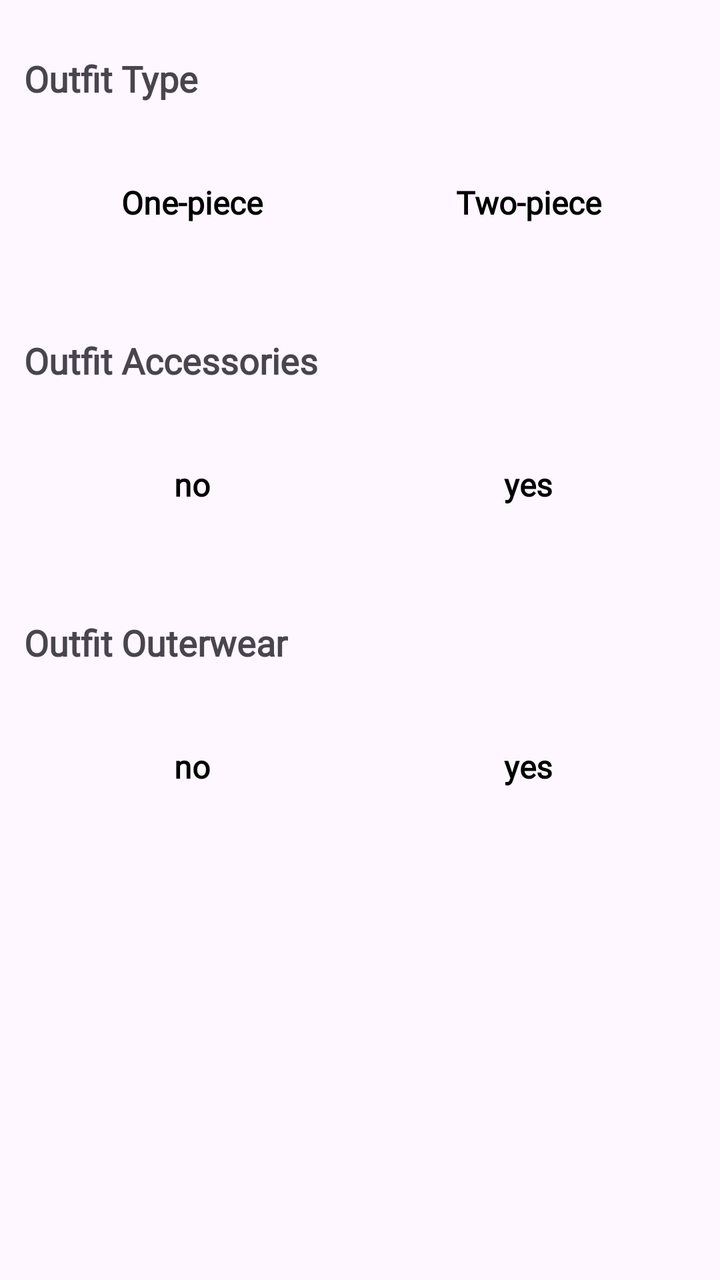
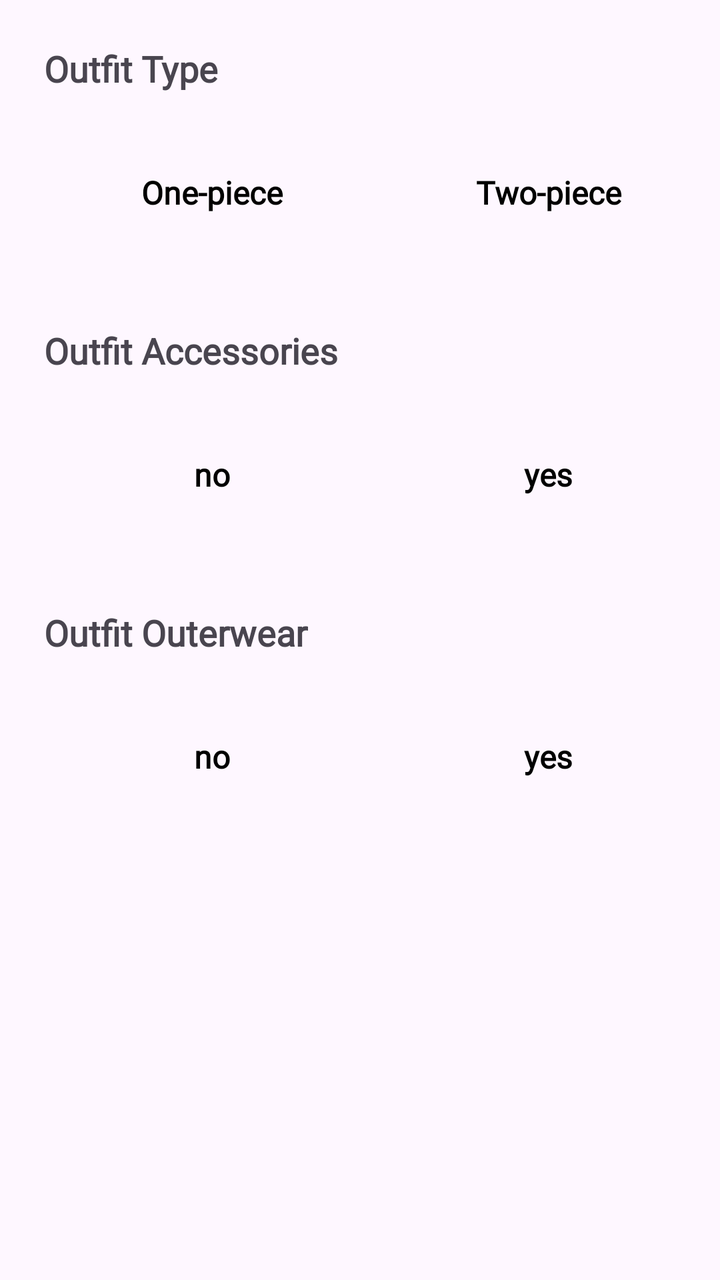

Compare the two renders of this Android layout. The source of the first and the diff that turns it into the second are given below.
<!-- AndroidManifest.xml: application theme Theme.StyleWIZ_vol2 -->
<!-- res/layout/type_selector.xml -->
<LinearLayout xmlns:android="http://schemas.android.com/apk/res/android"
    android:id="@+id/typeContainer"
    android:layout_width="match_parent"
    android:layout_height="match_parent"
    android:orientation="vertical"
    android:layout_margin="20dp"

    android:padding="12dp">

    
    <TextView
        android:layout_width="wrap_content"
        android:layout_height="wrap_content"
        android:text="Outfit Type"
        android:textStyle="bold"
        android:layout_marginTop="15dp"
        android:textSize="18sp"
        android:paddingBottom="8dp"
        android:fontFamily="@font/roboto" />

    <GridLayout
        android:id="@+id/outfitTypeGrid"
        android:layout_width="match_parent"
        android:layout_height="wrap_content"
        android:columnCount="2"
        android:layout_marginTop="15dp"
        android:useDefaultMargins="true"
        android:alignmentMode="alignMargins">

        <TextView
            android:id="@+id/typeOnePiece"
            style="@style/StyleTagText"
            android:layout_height="wrap_content"
            android:tag="one_piece"
            android:text="One-piece"/>

        <TextView
            android:id="@+id/typeTwoPiece"
            style="@style/StyleTagText"
            android:layout_height="wrap_content"
            android:tag="two_piece"
            android:text="Two-piece" />
    </GridLayout>

    
    <TextView
        android:layout_width="wrap_content"
        android:layout_height="wrap_content"
        android:text="Outfit Accessories"
        android:textStyle="bold"
        android:textSize="18sp"
        android:layout_marginTop="40dp"
        android:paddingBottom="8dp"
        android:fontFamily="@font/roboto" />

    <GridLayout
        android:id="@+id/accessoriesGrid"
        android:layout_width="match_parent"
        android:layout_height="wrap_content"
        android:columnCount="3"
        android:layout_marginTop="15dp"
        android:useDefaultMargins="true"
        android:alignmentMode="alignMargins">

        <TextView
            android:id="@+id/accessories0"
            style="@style/StyleTagText"
            android:layout_height="wrap_content"
            android:tag="no"
            android:text="no" />

        <TextView
            android:id="@+id/accessories1"
            style="@style/StyleTagText"
            android:tag="yes"
            android:text="yes" />

    </GridLayout>

    
    <TextView
        android:layout_width="wrap_content"
        android:layout_height="wrap_content"
        android:text="Outfit Outerwear"
        android:textStyle="bold"
        android:textSize="18sp"
        android:layout_marginTop="40dp"
        android:paddingBottom="8dp"
        android:fontFamily="@font/roboto" />

    <GridLayout
        android:id="@+id/outerwearGrid"
        android:layout_width="match_parent"
        android:layout_height="wrap_content"
        android:columnCount="3"
        android:layout_marginTop="15dp"
        android:useDefaultMargins="true"
        android:alignmentMode="alignMargins">

        <TextView
            android:id="@+id/outerwear0"
            style="@style/StyleTagText"
            android:layout_height="wrap_content"
            android:tag="no"
            android:text="no" />

        <TextView
            android:id="@+id/outerwear1"
            style="@style/StyleTagText"
            android:tag="yes"
            android:text="yes" />

    </GridLayout>

</LinearLayout>
<!-- resources referenced by this layout -->
<resources>
  <style name="StyleTagText">
          <item name="android:layout_width">0dp</item>
          <item name="android:layout_height">0dp</item>
          <item name="android:layout_columnWeight">1</item>
          <item name="android:layout_rowWeight">1</item>
          <item name="android:orientation">vertical</item>
          <item name="android:textColor">#000</item>
          <item name="android:textSize">16sp</item>
          <item name="android:textStyle">bold</item>
          <item name="android:fontFamily">@font/roboto</item>
          
          <item name="android:padding">12dp</item>
          <item name="android:gravity">center</item>
      </style>
  <style name="Theme.StyleWIZ_vol2" parent="Base.Theme.StyleWIZ_vol2" />
  <style name="Base.Theme.StyleWIZ_vol2" parent="Theme.Material3.DayNight.NoActionBar">
          
          
      </style>
</resources>

<!-- the commit's change to res/layout/type_selector.xml (unified diff, before → after) -->
@@ -1,115 +1,122 @@
-<LinearLayout xmlns:android="http://schemas.android.com/apk/res/android"
-    android:id="@+id/typeContainer"
+<ScrollView xmlns:android="http://schemas.android.com/apk/res/android"
     android:layout_width="match_parent"
     android:layout_height="match_parent"
-    android:orientation="vertical"
-    android:layout_margin="20dp"
+    android:fillViewport="true"
+    android:overScrollMode="ifContentScrolls"
+    android:scrollbars="none">
 
-    android:padding="12dp">
-
-    
-    <TextView
-        android:layout_width="wrap_content"
-        android:layout_height="wrap_content"
-        android:text="Outfit Type"
-        android:textStyle="bold"
-        android:layout_marginTop="15dp"
-        android:textSize="18sp"
-        android:paddingBottom="8dp"
-        android:fontFamily="@font/roboto" />
-
-    <GridLayout
-        android:id="@+id/outfitTypeGrid"
+    <LinearLayout xmlns:android="http://schemas.android.com/apk/res/android"
+        android:id="@+id/typeContainer"
         android:layout_width="match_parent"
         android:layout_height="wrap_content"
-        android:columnCount="2"
-        android:layout_marginTop="15dp"
-        android:useDefaultMargins="true"
-        android:alignmentMode="alignMargins">
+        android:orientation="vertical"
+        android:layout_margin="10dp"
+        android:padding="12dp">
 
+        
         <TextView
-            android:id="@+id/typeOnePiece"
-            style="@style/StyleTagText"
+            android:layout_width="wrap_content"
             android:layout_height="wrap_content"
-            android:tag="one_piece"
-            android:text="One-piece"/>
+            android:text="Outfit Type"
+            android:textStyle="bold"
+            android:layout_marginTop="0dp"
+            android:textSize="18sp"
+            android:paddingBottom="8dp"
+            android:fontFamily="@font/roboto" />
 
+        <GridLayout
+            android:id="@+id/outfitTypeGrid"
+            android:layout_width="match_parent"
+            android:layout_height="wrap_content"
+            android:columnCount="2"
+            android:layout_marginTop="15dp"
+            android:useDefaultMargins="true"
+            android:alignmentMode="alignMargins">
+
+            <TextView
+                android:id="@+id/typeOnePiece"
+                style="@style/StyleTagText"
+                android:layout_height="wrap_content"
+                android:tag="one_piece"
+                android:text="One-piece"/>
+
+            <TextView
+                android:id="@+id/typeTwoPiece"
+                style="@style/StyleTagText"
+                android:layout_height="wrap_content"
+                android:tag="two_piece"
+                android:text="Two-piece" />
+        </GridLayout>
+
+        
         <TextView
-            android:id="@+id/typeTwoPiece"
-            style="@style/StyleTagText"
+            android:layout_width="wrap_content"
             android:layout_height="wrap_content"
-            android:tag="two_piece"
-            android:text="Two-piece" />
-    </GridLayout>
+            android:text="Outfit Accessories"
+            android:textStyle="bold"
+            android:textSize="18sp"
+            android:layout_marginTop="40dp"
+            android:paddingBottom="8dp"
+            android:fontFamily="@font/roboto" />
 
-    
-    <TextView
-        android:layout_width="wrap_content"
-        android:layout_height="wrap_content"
-        android:text="Outfit Accessories"
-        android:textStyle="bold"
-        android:textSize="18sp"
-        android:layout_marginTop="40dp"
-        android:paddingBottom="8dp"
-        android:fontFamily="@font/roboto" />
+        <GridLayout
+            android:id="@+id/accessoriesGrid"
+            android:layout_width="match_parent"
+            android:layout_height="wrap_content"
+            android:columnCount="3"
+            android:layout_marginTop="15dp"
+            android:useDefaultMargins="true"
+            android:alignmentMode="alignMargins">
 
-    <GridLayout
-        android:id="@+id/accessoriesGrid"
-        android:layout_width="match_parent"
-        android:layout_height="wrap_content"
-        android:columnCount="3"
-        android:layout_marginTop="15dp"
-        android:useDefaultMargins="true"
-        android:alignmentMode="alignMargins">
+            <TextView
+                android:id="@+id/accessories0"
+                style="@style/StyleTagText"
+                android:layout_height="wrap_content"
+                android:tag="no"
+                android:text="no" />
 
+            <TextView
+                android:id="@+id/accessories1"
+                style="@style/StyleTagText"
+                android:tag="yes"
+                android:text="yes" />
+
+        </GridLayout>
+
+        
         <TextView
-            android:id="@+id/accessories0"
-            style="@style/StyleTagText"
+            android:layout_width="wrap_content"
             android:layout_height="wrap_content"
-            android:tag="no"
-            android:text="no" />
+            android:text="Outfit Outerwear"
+            android:textStyle="bold"
+            android:textSize="18sp"
+            android:layout_marginTop="40dp"
+            android:paddingBottom="8dp"
+            android:fontFamily="@font/roboto" />
 
-        <TextView
-            android:id="@+id/accessories1"
-            style="@style/StyleTagText"
-            android:tag="yes"
-            android:text="yes" />
+        <GridLayout
+            android:id="@+id/outerwearGrid"
+            android:layout_width="match_parent"
+            android:layout_height="wrap_content"
+            android:columnCount="3"
+            android:layout_marginTop="15dp"
+            android:useDefaultMargins="true"
+            android:alignmentMode="alignMargins">
 
-    </GridLayout>
+            <TextView
+                android:id="@+id/outerwear0"
+                style="@style/StyleTagText"
+                android:layout_height="wrap_content"
+                android:tag="no"
+                android:text="no" />
 
-    
-    <TextView
-        android:layout_width="wrap_content"
-        android:layout_height="wrap_content"
-        android:text="Outfit Outerwear"
-        android:textStyle="bold"
-        android:textSize="18sp"
-        android:layout_marginTop="40dp"
-        android:paddingBottom="8dp"
-        android:fontFamily="@font/roboto" />
+            <TextView
+                android:id="@+id/outerwear1"
+                style="@style/StyleTagText"
+                android:tag="yes"
+                android:text="yes" />
 
-    <GridLayout
-        android:id="@+id/outerwearGrid"
-        android:layout_width="match_parent"
-        android:layout_height="wrap_content"
-        android:columnCount="3"
-        android:layout_marginTop="15dp"
-        android:useDefaultMargins="true"
-        android:alignmentMode="alignMargins">
+        </GridLayout>
 
-        <TextView
-            android:id="@+id/outerwear0"
-            style="@style/StyleTagText"
-            android:layout_height="wrap_content"
-            android:tag="no"
-            android:text="no" />
-
-        <TextView
-            android:id="@+id/outerwear1"
-            style="@style/StyleTagText"
-            android:tag="yes"
-            android:text="yes" />
-
-    </GridLayout>
-
-</LinearLayout>
+    </LinearLayout>
+</ScrollView>
